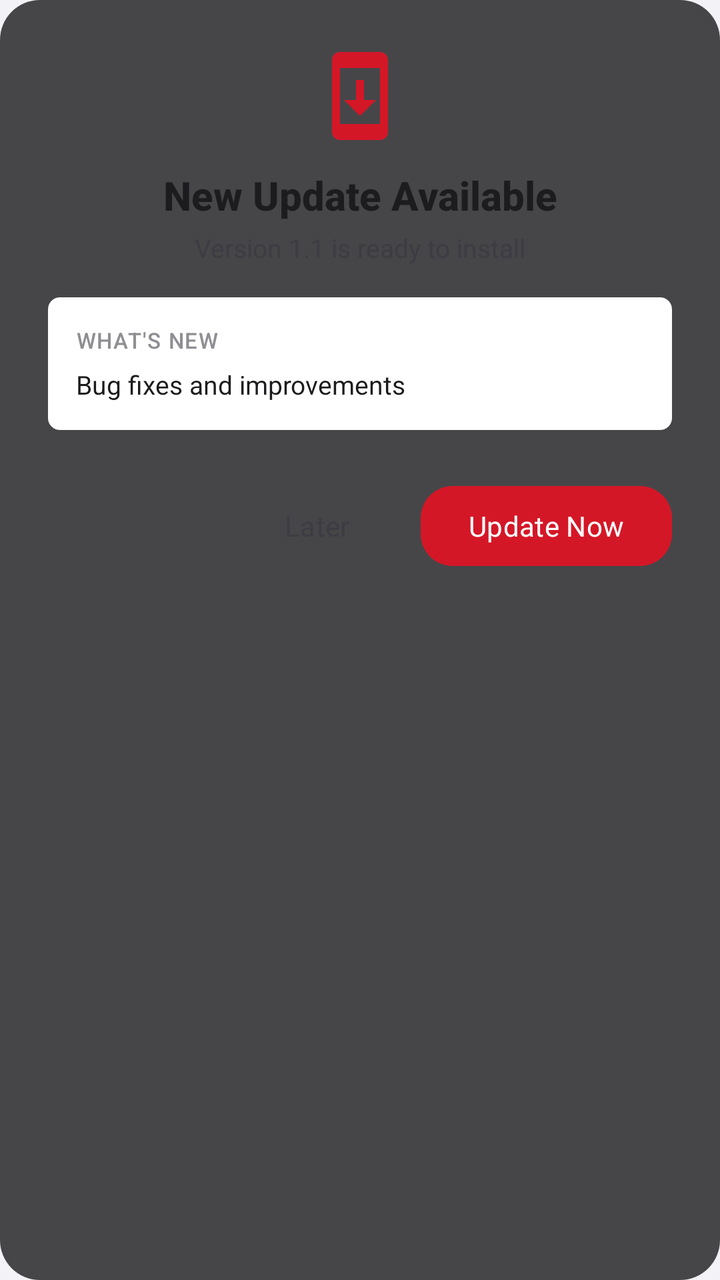
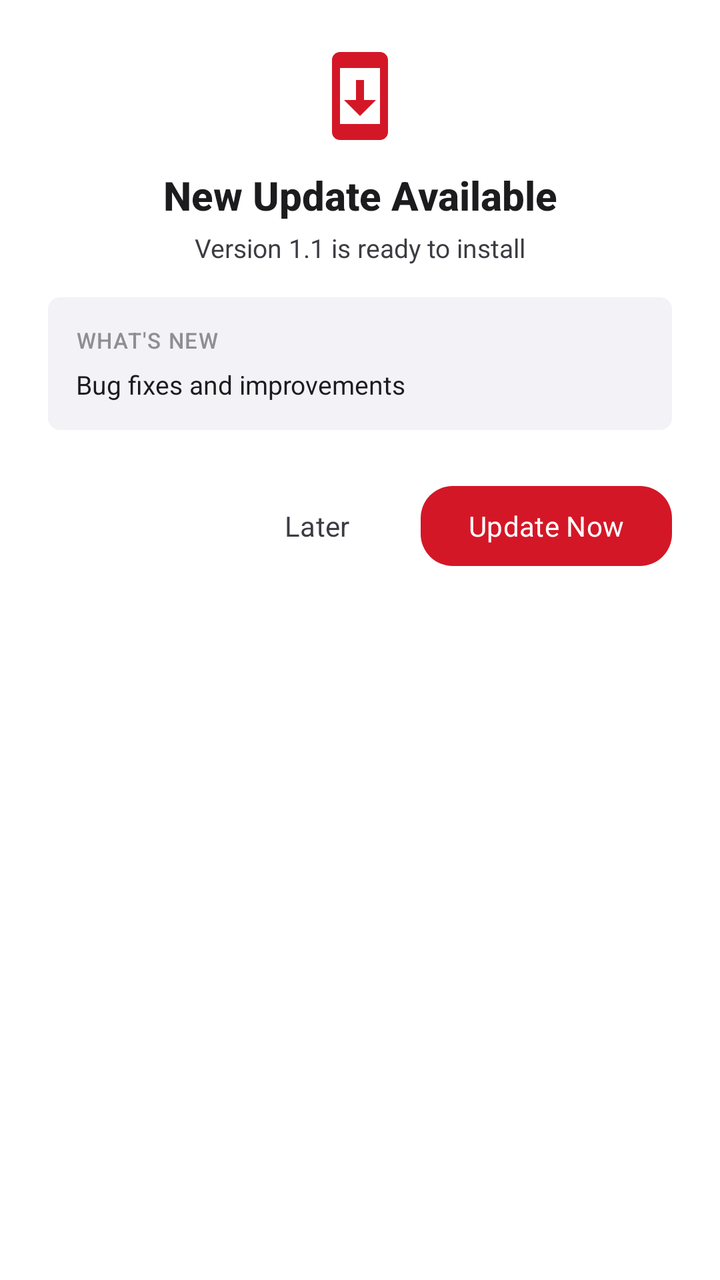

Before-and-after screenshots of an Android layout around one commit, followed by the original layout XML and the change that was made.
<!-- AndroidManifest.xml: application theme Theme.WienerLinien -->
<!-- res/layout/dialog_app_update.xml -->
<?xml version="1.0" encoding="utf-8"?>
<LinearLayout
    xmlns:android="http://schemas.android.com/apk/res/android"
    xmlns:app="http://schemas.android.com/apk/res-auto"
    android:layout_width="match_parent"
    android:layout_height="wrap_content"
    android:orientation="vertical"
    android:padding="24dp"
    android:background="@drawable/bg_widget">

    
    <ImageView
        android:id="@+id/updateIcon"
        android:layout_width="48dp"
        android:layout_height="48dp"
        android:layout_gravity="center_horizontal"
        android:src="@drawable/ic_system_update"
        app:tint="@color/accent"
        android:layout_marginBottom="12dp"
        android:contentDescription="@null" />

    
    <TextView
        android:id="@+id/updateTitle"
        android:layout_width="match_parent"
        android:layout_height="wrap_content"
        android:text="New Update Available"
        android:textSize="20sp"
        android:textStyle="bold"
        android:textColor="@color/text_primary"
        android:fontFamily="sans-serif-medium"
        android:gravity="center"
        android:layout_marginBottom="4dp" />

    
    <TextView
        android:id="@+id/updateVersionText"
        android:layout_width="match_parent"
        android:layout_height="wrap_content"
        android:text="Version 1.1 is ready to install"
        android:textSize="13sp"
        android:textColor="@color/text_secondary"
        android:fontFamily="sans-serif"
        android:gravity="center"
        android:layout_marginBottom="16dp" />

    
    <LinearLayout
        android:id="@+id/changelogContainer"
        android:layout_width="match_parent"
        android:layout_height="wrap_content"
        android:orientation="vertical"
        android:background="@drawable/bg_line_chip"
        android:backgroundTint="@color/surface"
        android:padding="14dp"
        android:layout_marginBottom="16dp">

        <TextView
            android:layout_width="match_parent"
            android:layout_height="wrap_content"
            android:text="WHAT'S NEW"
            android:textSize="11sp"
            android:textColor="@color/text_tertiary"
            android:fontFamily="sans-serif-medium"
            android:letterSpacing="0.05"
            android:layout_marginBottom="6dp" />

        <TextView
            android:id="@+id/updateChangelog"
            android:layout_width="match_parent"
            android:layout_height="wrap_content"
            android:text="Bug fixes and improvements"
            android:textSize="13sp"
            android:textColor="@color/text_primary"
            android:fontFamily="sans-serif"
            android:lineSpacingMultiplier="1.25" />

    </LinearLayout>

    
    <com.google.android.material.progressindicator.LinearProgressIndicator
        android:id="@+id/updateProgressBar"
        android:layout_width="match_parent"
        android:layout_height="wrap_content"
        android:indeterminate="false"
        app:indicatorColor="@color/accent"
        app:trackColor="@color/surface"
        app:trackCornerRadius="4dp"
        android:max="100"
        android:progress="0"
        android:visibility="gone"
        android:layout_marginBottom="6dp" />

    <TextView
        android:id="@+id/updateStatusText"
        android:layout_width="match_parent"
        android:layout_height="wrap_content"
        android:text="Downloading update…"
        android:textSize="12sp"
        android:textColor="@color/text_secondary"
        android:gravity="center"
        android:visibility="gone"
        android:layout_marginBottom="16dp" />

    
    <LinearLayout
        android:layout_width="match_parent"
        android:layout_height="wrap_content"
        android:orientation="horizontal"
        android:gravity="end"
        android:layout_marginTop="8dp">

        <com.google.android.material.button.MaterialButton
            android:id="@+id/updateLaterBtn"
            style="@style/Widget.Material3.Button.TextButton"
            android:layout_width="wrap_content"
            android:layout_height="wrap_content"
            android:text="Later"
            android:textColor="@color/text_secondary"
            android:layout_marginEnd="8dp" />

        <com.google.android.material.button.MaterialButton
            android:id="@+id/updateNowBtn"
            style="@style/Widget.Material3.Button"
            android:layout_width="wrap_content"
            android:layout_height="wrap_content"
            android:text="Update Now"
            app:backgroundTint="@color/accent"
            android:textColor="@color/white"
            app:cornerRadius="16dp" />

    </LinearLayout>

</LinearLayout>
<!-- resources referenced by this layout -->
<resources>
  <color name="accent">#D41727</color>
  <color name="surface">#FFFFFF</color>
  <color name="text_primary">#1C1C1E</color>
  <color name="text_secondary">#3C3C43</color>
  <color name="text_tertiary">#8E8E93</color>
  <color name="white">#FFFFFF</color>
  <!-- drawable bg_line_chip (drawable) -->
  <?xml version="1.0" encoding="utf-8"?>
  <shape xmlns:android="http://schemas.android.com/apk/res/android"
      android:shape="rectangle">
      <corners android:radius="6dp" />
      <solid android:color="#888888" />
  </shape>
  <!-- drawable bg_widget (drawable) -->
  <?xml version="1.0" encoding="utf-8"?>
  <shape xmlns:android="http://schemas.android.com/apk/res/android"
      android:shape="rectangle">
      <corners android:radius="20dp" />
      <solid android:color="#CC1C1C1E" />
  </shape>
  <!-- drawable ic_system_update (drawable) -->
  <?xml version="1.0" encoding="utf-8"?>
  <vector xmlns:android="http://schemas.android.com/apk/res/android"
      android:width="24dp"
      android:height="24dp"
      android:viewportWidth="24"
      android:viewportHeight="24">
      <path
          android:fillColor="#E2001A"
          android:pathData="M17,1.01L7,1c-1.1,0 -2,0.9 -2,2v18c0,1.1 0.9,2 2,2h10c1.1,0 2,-0.9 2,-2V3c0,-1.1 -0.9,-1.99 -2,-1.99zM17,19H7V5h10v14zm-1,-6h-3V8h-2v5H8l4,4 4,-4z" />
  </vector>
  <style name="Theme.WienerLinien" parent="Theme.Material3.DayNight.NoActionBar">
          <item name="colorPrimary">@color/accent</item>
          <item name="colorPrimaryVariant">@color/accent</item>
          <item name="colorOnPrimary">@color/white</item>
          <item name="colorSurface">@color/surface</item>
          <item name="colorOnSurface">@color/text_primary</item>
          <item name="android:colorBackground">@color/background</item>
          <item name="android:statusBarColor">@color/background</item>
          <item name="android:navigationBarColor">@color/background</item>
          <item name="android:windowLightStatusBar">true</item>
          <item name="android:fontFamily">sans-serif</item>
  
          <item name="cardViewStyle">@style/CardStyle</item>
          <item name="materialCardViewStyle">@style/CardStyle</item>
      </style>
  <color name="background">#F2F2F7</color>
  <style name="CardStyle" parent="Widget.Material3.CardView.Elevated">
          <item name="cardElevation">0dp</item>
          <item name="cardCornerRadius">16dp</item>
          <item name="cardBackgroundColor">@color/surface</item>
          <item name="strokeWidth">0dp</item>
      </style>
</resources>

<!-- the commit's change to res/layout/dialog_app_update.xml (unified diff, before → after) -->
@@ -6,7 +6,7 @@
     android:layout_height="wrap_content"
     android:orientation="vertical"
     android:padding="24dp"
-    android:background="@drawable/bg_widget">
+    android:background="@color/surface_elevated">
 
     
     <ImageView
@@ -51,7 +51,7 @@
         android:layout_height="wrap_content"
         android:orientation="vertical"
         android:background="@drawable/bg_line_chip"
-        android:backgroundTint="@color/surface"
+        android:backgroundTint="@color/background"
         android:padding="14dp"
         android:layout_marginBottom="16dp">
 
<!-- resource entries referenced after the edit -->
@@ -2,6 +2,7 @@
 <resources>
   <color name="accent">#D41727</color>
   <color name="surface">#FFFFFF</color>
+  <color name="surface_elevated">#FFFFFF</color>
   <color name="text_primary">#1C1C1E</color>
   <color name="text_secondary">#3C3C43</color>
   <color name="text_tertiary">#8E8E93</color>
@@ -12,13 +13,6 @@
       android:shape="rectangle">
       <corners android:radius="6dp" />
       <solid android:color="#888888" />
-  </shape>
-  <!-- drawable bg_widget (drawable) -->
-  <?xml version="1.0" encoding="utf-8"?>
-  <shape xmlns:android="http://schemas.android.com/apk/res/android"
-      android:shape="rectangle">
-      <corners android:radius="20dp" />
-      <solid android:color="#CC1C1C1E" />
   </shape>
   <!-- drawable ic_system_update (drawable) -->
   <?xml version="1.0" encoding="utf-8"?>
